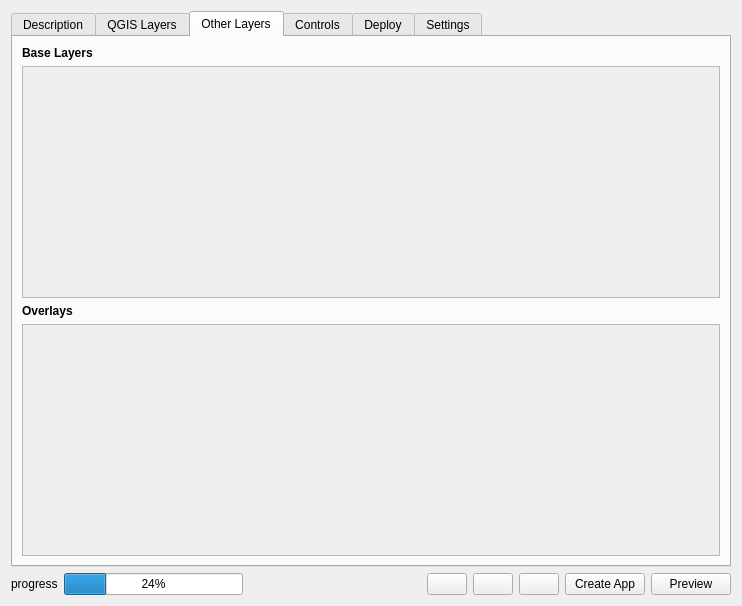
This is webappbuilder/ui_maindialog.ui in planetfederal/qgis-webappbuilder-plugin as Qt 5 draws it before an edit. The edited form follows.
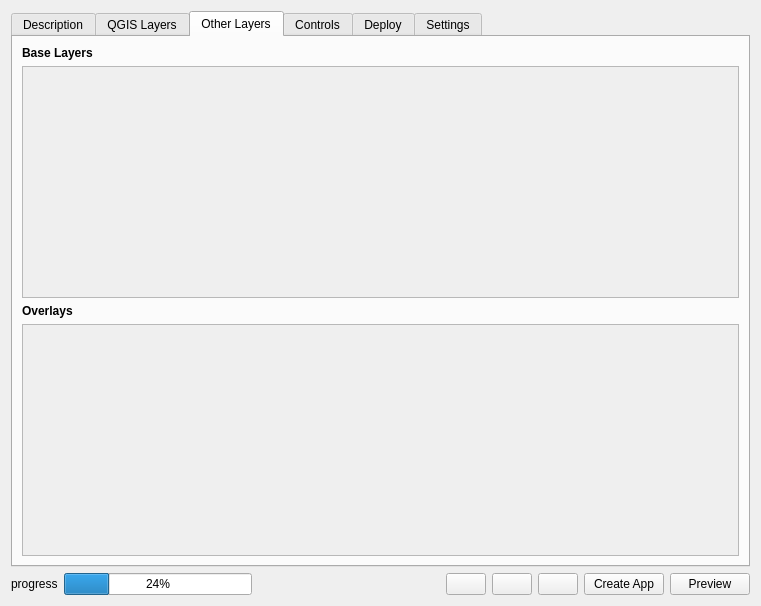
This is the edited form. Icons and pictures are not drawn.

Commit message:
some adjustemnts for better display of layer and control buttons in main dialog
It includes renaming images files and base layer names

What changed in the file:
```diff
--- a/webappbuilder/ui_maindialog.ui
+++ b/webappbuilder/ui_maindialog.ui
@@ -6,7 +6,7 @@
    <rect>
     <x>0</x>
     <y>0</y>
-    <width>742</width>
+    <width>761</width>
     <height>606</height>
    </rect>
   </property>
@@ -258,7 +258,7 @@
            <rect>
             <x>0</x>
             <y>0</y>
-            <width>698</width>
+            <width>717</width>
             <height>232</height>
            </rect>
           </property>
@@ -289,7 +289,7 @@
            <rect>
             <x>0</x>
             <y>0</y>
-            <width>698</width>
+            <width>717</width>
             <height>232</height>
            </rect>
           </property>
```
Left out of the diff: 2 changed lines with no effect on the pictures. The commit also changes 7 other files.
